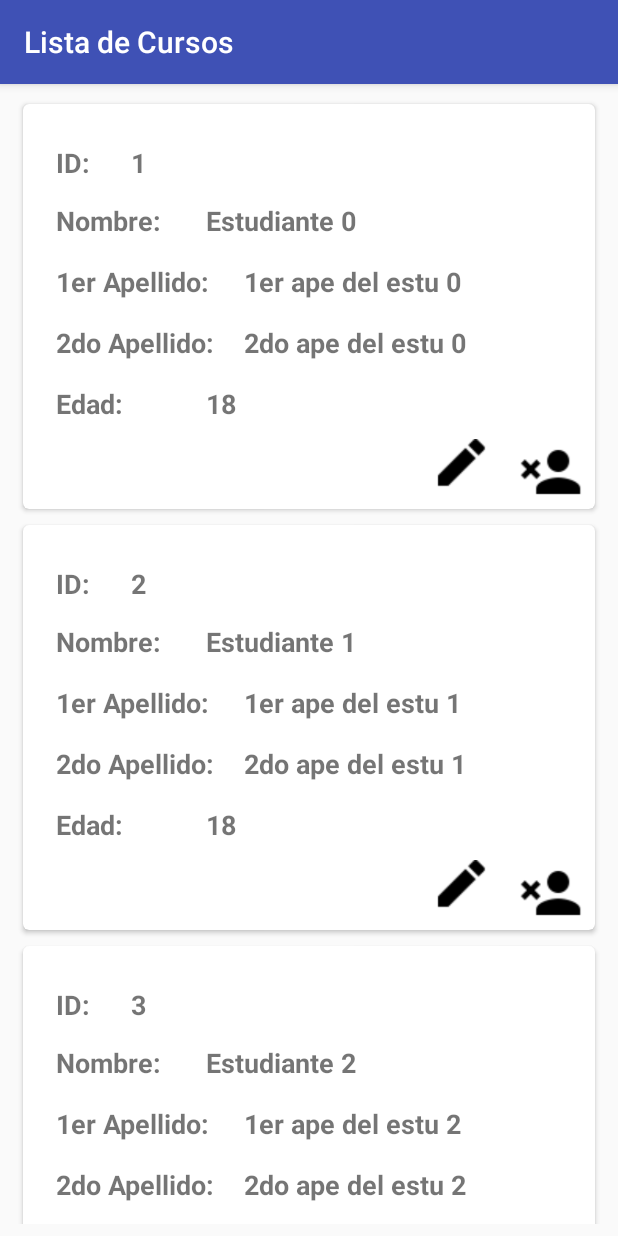
After one commit to PrograMovil/Lab-BaseDatos, an Android app: the fragment EstudiantesFragment shown on its own in the app's theme, on a phone screen of 412 x 824 dp. The commit adds this screen. Run offline under Robolectric (Android 15) with nearby library versions, the phone set to English and light mode, and no system bars.

Commit message:
fragment lista de estudiantes

```diff
--- a/app/src/main/java/com/lab_bd01/CursosFragment.java
+++ b/app/src/main/java/com/lab_bd01/CursosFragment.java
@@ -24,27 +24,27 @@ public class CursosFragment extends Fragment {
 
     ArrayList<Curso> cursosList = new ArrayList<Curso>();
     RecyclerView cursosRecycler;
-    BaseDatos basedatos;
+//    BaseDatos basedatos;
 
     @Override
     public void onCreate(@Nullable Bundle savedInstanceState) {
         super.onCreate(savedInstanceState);
-        basedatos=new BaseDatos(getContext());
+//        basedatos=new BaseDatos(getContext());
         initializeList();
         getActivity().setTitle("Lista de Cursos");
     }
 
     public void initializeList() {
         cursosList.clear();
-        cursosList=basedatos.getListaCursos();
-        /*for(int i =0;i<7;i++){
+//        cursosList=basedatos.getListaCursos();
+        for(int i =0;i<7;i++){
             Curso curso = new Curso();
             curso.setId(i+1);
             curso.setNombre("Curso "+i);
             curso.setDescripcion("Descripcion del curso "+i);
             curso.setCreditos(4);
             cursosList.add(curso);
-        }*/
+        }
     }
 
     @Override
--- /dev/null
+++ b/app/src/main/java/com/lab_bd01/EstudiantesFragment.java
@@ -0,0 +1,146 @@
+package com.lab_bd01;
+
+import android.os.Bundle;
+import android.support.annotation.Nullable;
+import android.support.v4.app.Fragment;
+import android.support.v7.widget.LinearLayoutManager;
+import android.support.v7.widget.RecyclerView;
+import android.view.LayoutInflater;
+import android.view.View;
+import android.view.ViewGroup;
+import android.widget.ImageView;
+import android.widget.TextView;
+import android.widget.Toast;
+
+import com.lab_bd01.Modelo.Curso;
+import com.lab_bd01.Modelo.Estudiante;
+
+import java.util.ArrayList;
+
+/**
+ * Created by SheshoVega on 29/05/2017.
+ */
+
+public class EstudiantesFragment extends Fragment {
+
+    ArrayList<Estudiante> estudiantesList = new ArrayList<Estudiante>();
+    RecyclerView estudiantesRecycler;
+//    BaseDatos basedatos;
+
+    @Override
+    public void onCreate(@Nullable Bundle savedInstanceState) {
+        super.onCreate(savedInstanceState);
+//        basedatos=new BaseDatos(getContext());
+        initializeList();
+        getActivity().setTitle("Lista de Cursos");
+    }
+
+    public void initializeList() {
+        estudiantesList.clear();
+//        estudiantesList=basedatos.getListaEstudiantes();
+        for(int i =0;i<7;i++){
+            Estudiante estudiante = new Estudiante();
+            estudiante.setId(i+1);
+            estudiante.setNombre("Estudiante "+i);
+            estudiante.setApellido1("1er ape del estu "+i);
+            estudiante.setApellido2("2do ape del estu "+i);
+            estudiante.setEdad(18);
+            estudiantesList.add(estudiante);
+        }
+    }
+
+    @Override
+    public View onCreateView(LayoutInflater inflater, ViewGroup container,
+                             Bundle savedInstanceState) {
+
+        View view = inflater.inflate(R.layout.estudiante_card, container, false);
+        estudiantesRecycler = (RecyclerView) view.findViewById(R.id.estudianteCardsView);
+        estudiantesRecycler.setHasFixedSize(true);
+        LinearLayoutManager MyLayoutManager = new LinearLayoutManager(getActivity());
+        MyLayoutManager.setOrientation(LinearLayoutManager.VERTICAL);
+        if (estudiantesList.size() > 0 & estudiantesRecycler != null) {
+            estudiantesRecycler.setAdapter(new EstudiantesFragment.ListaDeEstudiantesAdapter(estudiantesList));
+        }
+        estudiantesRecycler.setLayoutManager(MyLayoutManager);
+
+        return view;
+    }
+
+    @Override
+    public void onActivityCreated(Bundle savedInstanceState) {
+        super.onActivityCreated(savedInstanceState);
+
+    }
+
+    public class ListaDeEstudiantesAdapter extends RecyclerView.Adapter<EstudiantesFragment.EstudianteHolder> {
+        private ArrayList<Estudiante> list;
+
+        public ListaDeEstudiantesAdapter(ArrayList<Estudiante> Data) {
+            list = Data;
+        }
+
+        @Override
+        public EstudiantesFragment.EstudianteHolder onCreateViewHolder(ViewGroup parent, int viewType) {
+            // create a new view
+            View view = LayoutInflater.from(parent.getContext())
+                    .inflate(R.layout.estudiante_items, parent, false);
+            EstudiantesFragment.EstudianteHolder estudianteHolder = new EstudiantesFragment.EstudianteHolder(view);
+            return estudianteHolder;
+        }
+
+        @Override
+        public void onBindViewHolder(final EstudiantesFragment.EstudianteHolder holder, int position) {
+            System.out.println("ID DEL ESTUDIANTE ES:" + list.get(position).getId());
+            System.out.println("INPUT ID TEXT: " + holder.idText.getText());
+            holder.idText.setText(String.valueOf(list.get(position).getId()));
+            holder.nombreText.setText(list.get(position).getNombre());
+            holder.apellido1Text.setText(list.get(position).getApellido1());
+            holder.apellido2Text.setText(list.get(position).getApellido2());
+            holder.edadText.setText(String.valueOf(list.get(position).getEdad()));
+        }
+
+        @Override
+        public int getItemCount() {
+            return list.size();
+        }
+    }
+
+    public class EstudianteHolder extends RecyclerView.ViewHolder {
+
+        public TextView idText;
+        public TextView nombreText;
+        public TextView apellido1Text;
+        public TextView apellido2Text;
+        public TextView edadText;
+
+        public ImageView edit;
+        public ImageView delete;
+
+        public EstudianteHolder(View v) {
+            super(v);
+            idText = (TextView) v.findViewById(R.id.idEstudianteText);
+            nombreText = (TextView) v.findViewById(R.id.nombreEstudianteText);
+            apellido1Text = (TextView) v.findViewById(R.id.apellido1EstudianteText);
+            apellido2Text = (TextView) v.findViewById(R.id.apellido2EstudianteText);
+            edadText = (TextView) v.findViewById(R.id.edadEstudianteText);
+
+            edit = (ImageView) v.findViewById(R.id.editEstudiante);
+            delete = (ImageView) v.findViewById(R.id.deleteEstudiante);
+
+            edit.setOnClickListener(new View.OnClickListener() {
+                @Override
+                public void onClick(View v) {
+                    Toast.makeText(getActivity(), "Editando Estudiante...", Toast.LENGTH_SHORT).show();
+                }
+            });
+            delete.setOnClickListener(new View.OnClickListener() {
+                @Override
+                public void onClick(View v) {
+                    Toast.makeText(getActivity(), "Eliminando Estudiante...", Toast.LENGTH_SHORT).show();
+                }
+            });
+        }
+    }
+
+
+}
--- a/app/src/main/java/com/lab_bd01/MainActivity.java
+++ b/app/src/main/java/com/lab_bd01/MainActivity.java
@@ -44,7 +44,16 @@ public class MainActivity extends AppCompatActivity {
         btnCrudEst.setOnClickListener(new View.OnClickListener() {
             @Override
             public void onClick(View view) {
+                //Cargar fragment de la lista de estudiantes
+                FragmentManager fm = getSupportFragmentManager();
+                Fragment fragment = fm.findFragmentById(R.id.fragmentEstudiantesContainer);
 
+                if (fragment == null) {
+                    fragment = new EstudiantesFragment();
+                    fm.beginTransaction()
+                            .add(R.id.fragmentEstudiantesContainer, fragment)
+                            .commit();
+                }
             }
         });
 
--- /dev/null
+++ b/app/src/main/res/layout/estudiante_card.xml
@@ -0,0 +1,19 @@
+<?xml version="1.0" encoding="utf-8"?>
+<RelativeLayout xmlns:android="http://schemas.android.com/apk/res/android"
+    android:layout_width="match_parent"
+    android:layout_height="match_parent"
+    xmlns:tools="http://schemas.android.com/tools"
+    android:paddingBottom="@dimen/activity_vertical_margin"
+    android:paddingLeft="@dimen/activity_left_margin"
+    android:paddingRight="@dimen/activity_right_margin"
+    android:paddingTop="@dimen/activity_vertical_margin"
+    tools:context=".EstudiantesFragment">
+
+    <android.support.v7.widget.RecyclerView
+        android:id="@+id/estudianteCardsView"
+        android:layout_width="match_parent"
+        android:layout_height="match_parent"
+        tools:listitem="@layout/estudiante_items"
+        />
+
+</RelativeLayout>
--- /dev/null
+++ b/app/src/main/res/layout/estudiante_items.xml
@@ -0,0 +1,169 @@
+<android.support.v7.widget.CardView xmlns:android="http://schemas.android.com/apk/res/android"
+    xmlns:card_view="http://schemas.android.com/apk/res-auto"
+    android:id="@+id/card_view"
+    android:layout_width="match_parent"
+    android:layout_height="wrap_content"
+    android:layout_margin="5dp"
+    card_view:cardCornerRadius="4dp">
+
+
+    <LinearLayout
+        android:layout_width="match_parent"
+        android:layout_height="@dimen/card_height"
+        android:orientation="vertical"
+        android:layout_marginLeft="20dp"
+        android:layout_marginTop="20dp"
+        android:weightSum="4">
+
+        <LinearLayout
+            android:layout_width="match_parent"
+            android:layout_height="0dip"
+            android:layout_weight="3.2"
+            android:orientation="vertical">
+
+            <LinearLayout
+                android:layout_width="match_parent"
+                android:layout_height="wrap_content"
+                android:layout_weight="0.64"
+                android:gravity="center|right"
+                android:orientation="horizontal">
+                <TextView
+                    android:id="@+id/idEstudianteLabel"
+                    android:layout_width="50dp"
+                    android:layout_height="wrap_content"
+                    android:padding="2dp"
+                    android:text="ID:"
+                    android:textSize="@dimen/text_size"
+                    android:textStyle="bold" />
+                <TextView
+                    android:id="@+id/idEstudianteText"
+                    android:layout_width="match_parent"
+                    android:layout_height="wrap_content"
+                    android:padding="2dp"
+                    android:text="id"
+                    android:textSize="@dimen/text_size"
+                    android:textStyle="bold" />
+            </LinearLayout>
+
+            <LinearLayout
+                android:layout_width="match_parent"
+                android:layout_height="wrap_content"
+                android:layout_weight="0.8"
+                android:gravity="center|right"
+                android:orientation="horizontal">
+                <TextView
+                    android:id="@+id/nombreEstudianteLabel"
+                    android:layout_width="100dp"
+                    android:layout_height="wrap_content"
+                    android:padding="2dp"
+                    android:text="Nombre:"
+                    android:textSize="@dimen/text_size"
+                    android:textStyle="bold" />
+                <TextView
+                    android:id="@+id/nombreEstudianteText"
+                    android:layout_width="match_parent"
+                    android:layout_height="wrap_content"
+                    android:padding="2dp"
+                    android:text="nombre"
+                    android:textSize="@dimen/text_size"
+                    android:textStyle="bold" />
+            </LinearLayout>
+
+            <LinearLayout
+                android:layout_width="match_parent"
+                android:layout_height="wrap_content"
+                android:layout_weight="0.8"
+                android:gravity="center|right"
+                android:orientation="horizontal">
+                <TextView
+                    android:id="@+id/apellido1EstudianteLabel"
+                    android:layout_width="125dp"
+                    android:layout_height="wrap_content"
+                    android:padding="2dp"
+                    android:text="1er Apellido:"
+                    android:textSize="@dimen/text_size"
+                    android:textStyle="bold" />
+                <TextView
+                    android:id="@+id/apellido1EstudianteText"
+                    android:layout_width="match_parent"
+                    android:layout_height="wrap_content"
+                    android:padding="2dp"
+                    android:text="1er apellido"
+                    android:textSize="@dimen/text_size"
+                    android:textStyle="bold" />
+            </LinearLayout>
+
+            <LinearLayout
+                android:layout_width="match_parent"
+                android:layout_height="wrap_content"
+                android:layout_weight="0.8"
+                android:gravity="center|right"
+                android:orientation="horizontal">
+                <TextView
+                    android:id="@+id/apellido2EstudianteLabel"
+                    android:layout_width="125dp"
+                    android:layout_height="wrap_content"
+                    android:padding="2dp"
+                    android:text="2do Apellido:"
+                    android:textSize="@dimen/text_size"
+                    android:textStyle="bold" />
+                <TextView
+                    android:id="@+id/apellido2EstudianteText"
+                    android:layout_width="match_parent"
+                    android:layout_height="wrap_content"
+                    android:padding="2dp"
+                    android:text="2do apellido"
+                    android:textSize="@dimen/text_size"
+                    android:textStyle="bold" />
+            </LinearLayout>
+
+            <LinearLayout
+                android:layout_width="match_parent"
+                android:layout_height="wrap_content"
+                android:layout_weight="0.8"
+                android:gravity="center|right"
+                android:orientation="horizontal">
+                <TextView
+                    android:id="@+id/edadEstudianteLabel"
+                    android:layout_width="100dp"
+                    android:layout_height="wrap_content"
+                    android:padding="2dp"
+                    android:text="Edad:"
+                    android:textSize="@dimen/text_size"
+                    android:textStyle="bold" />
+                <TextView
+                    android:id="@+id/edadEstudianteText"
+                    android:layout_width="match_parent"
+                    android:layout_height="wrap_content"
+                    android:padding="2dp"
+                    android:text="edad"
+                    android:textSize="@dimen/text_size"
+                    android:textStyle="bold" />
+            </LinearLayout>
+
+        </LinearLayout>
+
+        <LinearLayout
+            android:layout_width="match_parent"
+            android:layout_height="0dip"
+            android:layout_weight="0.8"
+            android:gravity="center|right"
+            android:orientation="horizontal">
+
+            <ImageView
+                android:id="@+id/editEstudiante"
+                android:layout_width="@dimen/icon_width"
+                android:layout_height="@dimen/icon_height"
+                android:padding="@dimen/icon_padding"
+                android:src="@drawable/edit" />
+
+            <ImageView
+                android:id="@+id/deleteEstudiante"
+                android:layout_width="@dimen/icon_width"
+                android:layout_height="@dimen/icon_height"
+                android:padding="@dimen/icon_padding"
+                android:src="@drawable/remove" />
+        </LinearLayout>
+
+    </LinearLayout>
+</android.support.v7.widget.CardView>
--- /dev/null
+++ b/app/src/main/res/layout/fragment_estudiante.xml
@@ -0,0 +1,22 @@
+<?xml version="1.0" encoding="utf-8"?>
+<LinearLayout xmlns:android="http://schemas.android.com/apk/res/android"
+    xmlns:app="http://schemas.android.com/apk/res-auto"
+    xmlns:tools="http://schemas.android.com/tools"
+    android:layout_width="match_parent"
+    android:layout_height="match_parent"
+    android:orientation="vertical"
+    tools:context="com.lab_bd01.MainActivity">
+
+    <Button
+        android:id="@+id/addEstudianteBtn"
+        android:layout_width="match_parent"
+        android:layout_height="60dp"
+        android:text="Agregar Estudiante" />
+
+    <FrameLayout
+        android:id="@+id/fragmentEstudiantesContainer"
+        android:layout_width="match_parent"
+        android:layout_height="match_parent">
+    </FrameLayout>
+
+</LinearLayout>
```
